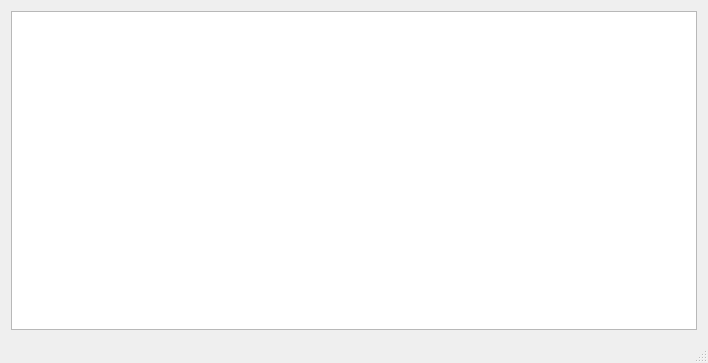
Qt form Projects/FlappyBird/mainwindow.ui (teepann/CSC-17B) before a commit.
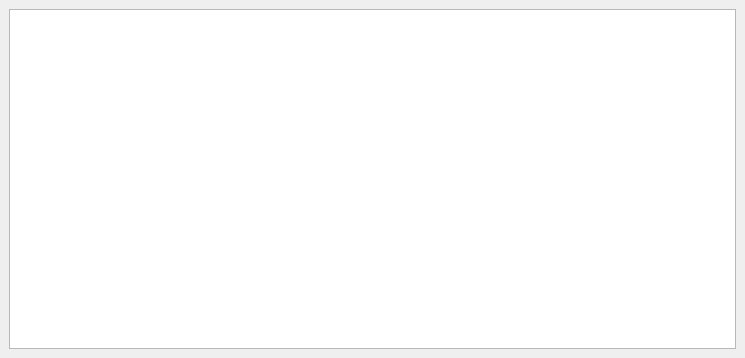
The same form after that commit.

The edit to the form file:
```diff
--- a/Projects/FlappyBird/mainwindow.ui
+++ b/Projects/FlappyBird/mainwindow.ui
@@ -6,10 +6,16 @@
    <rect>
     <x>0</x>
     <y>0</y>
-    <width>708</width>
-    <height>363</height>
+    <width>745</width>
+    <height>358</height>
    </rect>
   </property>
+  <property name="maximumSize">
+   <size>
+    <width>745</width>
+    <height>358</height>
+   </size>
+  </property>
   <property name="windowTitle">
    <string>FlappyBird</string>
   </property>
@@ -17,15 +23,27 @@
    <double>1.000000000000000</double>
   </property>
   <widget class="QWidget" name="centralWidget">
-   <layout class="QHBoxLayout" name="horizontalLayout">
-    <item>
      <widget class="QGraphicsView" name="graphicsView">
+    <property name="geometry">
+     <rect>
+      <x>9</x>
+      <y>9</y>
+      <width>727</width>
+      <height>340</height>
+     </rect>
+    </property>
       <property name="sizePolicy">
-       <sizepolicy hsizetype="Expanding" vsizetype="Expanding">
+     <sizepolicy hsizetype="Maximum" vsizetype="Maximum">
         <horstretch>0</horstretch>
         <verstretch>0</verstretch>
        </sizepolicy>
       </property>
+    <property name="maximumSize">
+     <size>
+      <width>727</width>
+      <height>340</height>
+     </size>
+    </property>
       <property name="cursor" stdset="0">
        <cursorShape>CrossCursor</cursorShape>
       </property>
@@ -35,24 +53,17 @@
       <property name="acceptDrops">
        <bool>false</bool>
       </property>
+    <property name="verticalScrollBarPolicy">
+     <enum>Qt::ScrollBarAlwaysOff</enum>
+    </property>
+    <property name="horizontalScrollBarPolicy">
+     <enum>Qt::ScrollBarAlwaysOff</enum>
+    </property>
       <property name="sizeAdjustPolicy">
-       <enum>QAbstractScrollArea::AdjustToContents</enum>
-      </property>
-     </widget>
-    </item>
-   </layout>
+     <enum>QAbstractScrollArea::AdjustToContentsOnFirstShow</enum>
+    </property>
+   </widget>
   </widget>
-  <widget class="QMenuBar" name="menuBar">
-   <property name="geometry">
-    <rect>
-     <x>0</x>
-     <y>0</y>
-     <width>708</width>
-     <height>21</height>
-    </rect>
-   </property>
-  </widget>
-  <widget class="QStatusBar" name="statusBar"/>
  </widget>
  <layoutdefault spacing="6" margin="11"/>
  <resources/>
```
Lines whose indentation alone changed are shown as unchanged.
